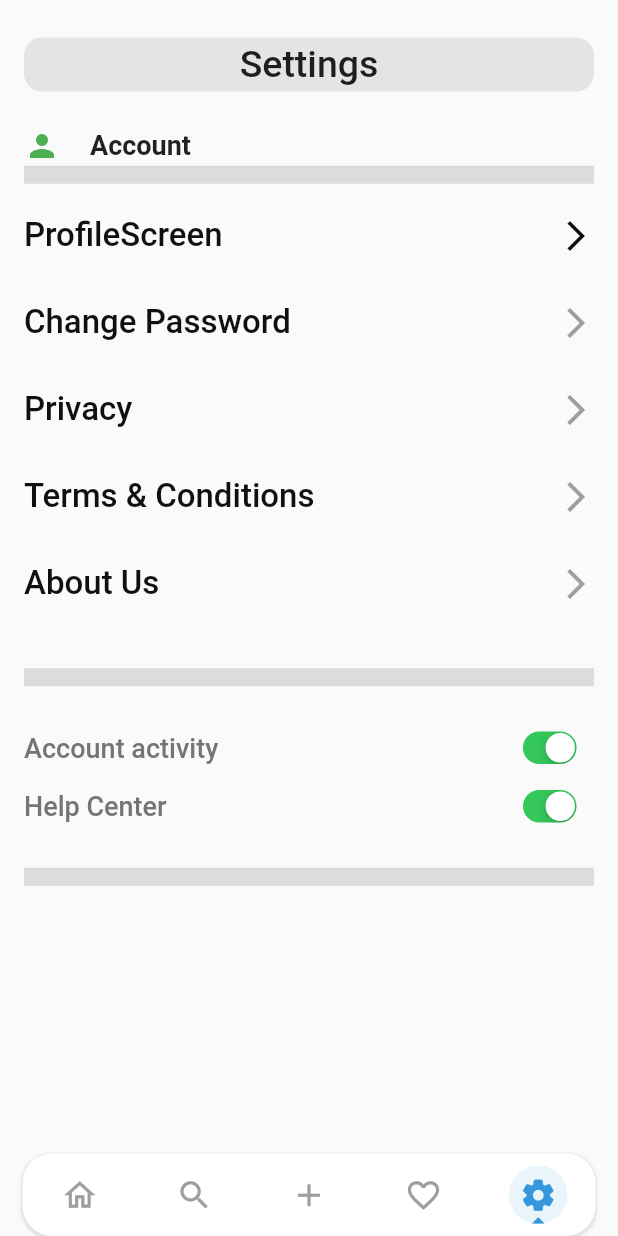
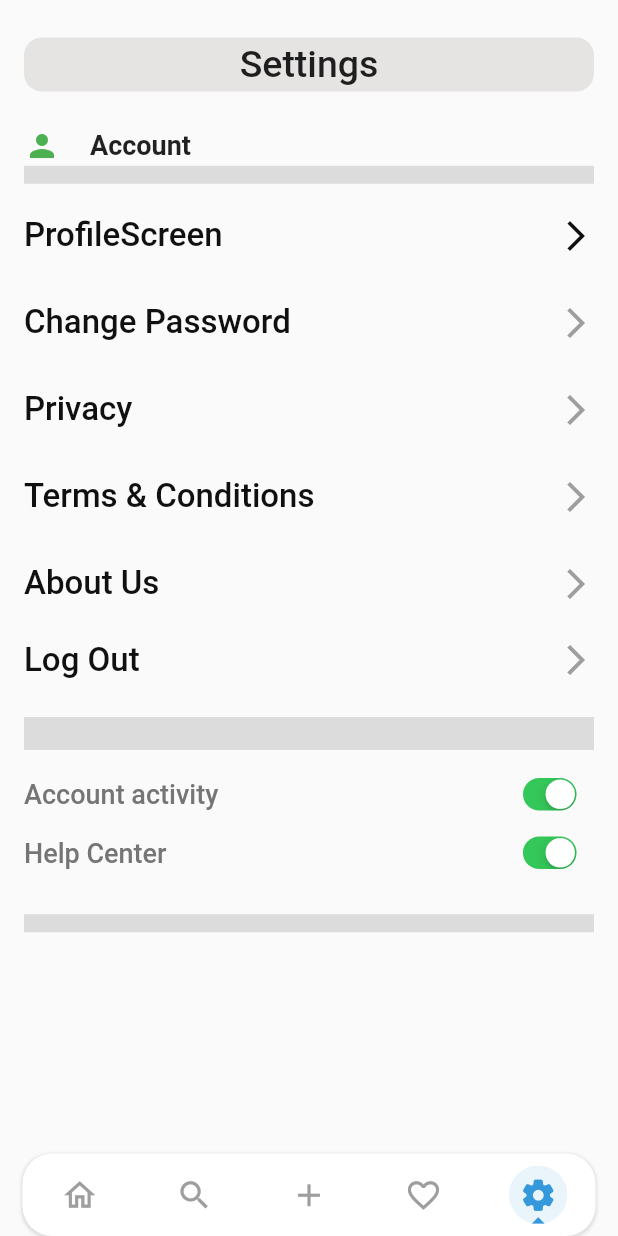
Before and after one commit to sanjiv001/myfirst_firebase_project, a Flutter app: the RootApp screen opened directly, item 5 of the bottom bar chosen, after a tap on "ProfileScreen", on a phone screen of 412 x 824 dp. Run offline on Flutter 3.47's test engine with Material 2 defaults, Android fonts, the phone set to English and light mode, and no system bars; our stand-ins replace cached_network_image, carousel_slider, cloud_firestore, firebase_auth, firebase_core, firebase_storage and 6 more; missing offline and left inert: favorite_button, multi_image_picker; accounts and stored records are empty; network calls fail.

Commit message:
minor changes

```diff
--- a/lib/screen/category.dart
+++ b/lib/screen/category.dart
@@ -1,7 +1,6 @@
 // ignore_for_file: prefer_const_constructors
 
 import 'package:flutter/material.dart';
-import 'package:font_awesome_flutter/font_awesome_flutter.dart';
 import 'package:myfirstproject/models/categories.dart';
 import 'package:myfirstproject/screen/post/post_list_page.dart';
 
@@ -40,11 +39,14 @@ class _CategoryListState extends State<CategoryList> {
                       },
                       child: Container(
                         decoration: BoxDecoration(
-                          borderRadius: BorderRadius.circular(10),
+                          borderRadius: BorderRadius.circular(30),
                           gradient: LinearGradient(
                               begin: Alignment.centerLeft,
                               end: Alignment.centerRight,
-                              colors: [Colors.purple, Colors.blue]),
+                              colors: const [
+                                Color.fromARGB(255, 229, 226, 229),
+                                Color.fromARGB(255, 24, 26, 28)
+                              ]),
                         ),
                         child: Padding(
                           padding: const EdgeInsets.all(18.0),
@@ -55,7 +57,7 @@ class _CategoryListState extends State<CategoryList> {
                                 child: Text(
                                   e.name as String,
                                   style: TextStyle(
-                                    fontSize: 20,
+                                    fontSize: 30,
                                     color: Colors.white,
                                   ),
                                 ),
--- a/lib/screen/dashboard_sceen.dart
+++ b/lib/screen/dashboard_sceen.dart
@@ -118,7 +118,7 @@
               mainAxisAlignment: MainAxisAlignment.start,
               children: const [
                 Text(
-                  "Categories",
+                  "CATEGORIES",
                   style: TextStyle(fontSize: 18, fontWeight: FontWeight.w600),
                 ),
               ],
@@ -134,7 +134,7 @@
               mainAxisAlignment: MainAxisAlignment.spaceBetween,
               children: const [
                 Text(
-                  "Popular",
+                  "POPULAR",
                   style: TextStyle(fontSize: 18, fontWeight: FontWeight.w600),
                 ),
                 Text(
@@ -157,7 +157,7 @@
               mainAxisAlignment: MainAxisAlignment.spaceBetween,
               children: const [
                 Text(
-                  "Recommended",
+                  "RECOMMENDED",
                   style: TextStyle(fontSize: 18, fontWeight: FontWeight.w600),
                 ),
                 Text(
@@ -180,7 +180,7 @@
               mainAxisAlignment: MainAxisAlignment.spaceBetween,
               children: const [
                 Text(
-                  "Recent",
+                  "RECENT",
                   style: TextStyle(fontSize: 18, fontWeight: FontWeight.w600),
                 ),
                 Text(
--- a/lib/screen/post/post_list_page.dart
+++ b/lib/screen/post/post_list_page.dart
@@ -111,7 +111,8 @@ class _ProductPageState extends State<ProductPage> {
                                                       Container(
                                                         child: Text(
                                                             values[index]
-                                                                ['address'],
+                                                                    ['address']
+                                                                .toUpperCase(),
                                                             textAlign:
                                                                 TextAlign.start,
                                                             style: TextStyle(
--- a/lib/screen/profile/profile_page.dart
+++ b/lib/screen/profile/profile_page.dart
@@ -7,7 +7,7 @@ import 'package:firebase_storage/firebase_storage.dart';
 import 'package:flutter/material.dart';
 import 'package:flutter/services.dart';
 import 'package:image_picker/image_picker.dart';
-import 'package:myfirstproject/screen/homescreen.dart';
+import 'package:myfirstproject/screen/settings/setting.dart';
 import 'package:myfirstproject/widgets/profile/pbutton.dart';
 import 'package:myfirstproject/widgets/profile/ptextform.dart';
 import 'package:myfirstproject/widgets/utils.dart';
@@ -188,10 +188,10 @@ class _ProfileScreenState extends State<ProfileScreen> {
                       Navigator.push(
                           context,
                           MaterialPageRoute(
-                              builder: (context) => const HomeScreen()));
+                              builder: (context) => SettingsPage()));
                     },
                     title: 'Back',
-                  )
+                  ),
                 ],
               ),
             ),
--- a/lib/screen/settings/setting.dart
+++ b/lib/screen/settings/setting.dart
@@ -1,9 +1,12 @@
 // ignore_for_file: prefer_const_constructors, prefer_const_literals_to_create_immutables
 
+import 'package:firebase_auth/firebase_auth.dart';
 import 'package:flutter/cupertino.dart';
 import 'package:flutter/material.dart';
+import 'package:myfirstproject/screen/authentication/login_screen.dart';
 import 'package:myfirstproject/screen/profile/profile_page.dart';
 import 'package:myfirstproject/screen/settings/about_us.dart';
+import 'package:myfirstproject/widgets/utils.dart';
 
 class SettingsPage extends StatefulWidget {
   static const id = "/SettingsPage";
@@ -12,6 +15,7 @@ class SettingsPage extends StatefulWidget {
 }
 
 class _SettingsPageState extends State<SettingsPage> {
+  final auth = FirebaseAuth.instance;
   @override
   Widget build(BuildContext context) {
     return Scaffold(
@@ -221,14 +225,53 @@ class _SettingsPageState extends State<SettingsPage> {
               ),
             ),
             SizedBox(
-              height: 30,
+              height: 1,
+            ),
+            GestureDetector(
+              onTap: () {
+                auth.signOut().then((value) {
+                  Utils().toastMessage("User LogOut Successfully!!!");
+                  Navigator.push(
+                      context,
+                      MaterialPageRoute(
+                          builder: (context) => const LoginScreen()));
+                }).onError((error, stackTrace) {
+                  Utils().toastMessage(error.toString());
+                });
+              },
+              child: SizedBox(
+                height: 50,
+                child: Padding(
+                  padding: const EdgeInsets.symmetric(vertical: 8.0),
+                  child: Row(
+                    mainAxisAlignment: MainAxisAlignment.spaceBetween,
+                    children: [
+                      Text(
+                        "Log Out",
+                        style: TextStyle(
+                          fontSize: 22,
+                          fontWeight: FontWeight.w500,
+                          color: Color.fromARGB(255, 16, 16, 16),
+                        ),
+                      ),
+                      Icon(
+                        Icons.arrow_forward_ios,
+                        color: Colors.grey,
+                      ),
+                    ],
+                  ),
+                ),
+              ),
+            ),
+            SizedBox(
+              height: 20,
             ),
             Divider(
               height: 15,
-              thickness: 12,
+              thickness: 22,
             ),
             SizedBox(
-              height: 20,
+              height: 10,
             ),
 
             buildNotificationOptionRow("Account activity", true),
```
Also changed, not shown: lib/models/categories.dart (+1 -7 lines), lib/screen/Drawer_section/drawer_header.dart (+0 -78 lines), lib/screen/botton_navigation_bar.dart (+1 -6 lines), lib/screen/post/post_detail_page.dart (+5 -5 lines).
